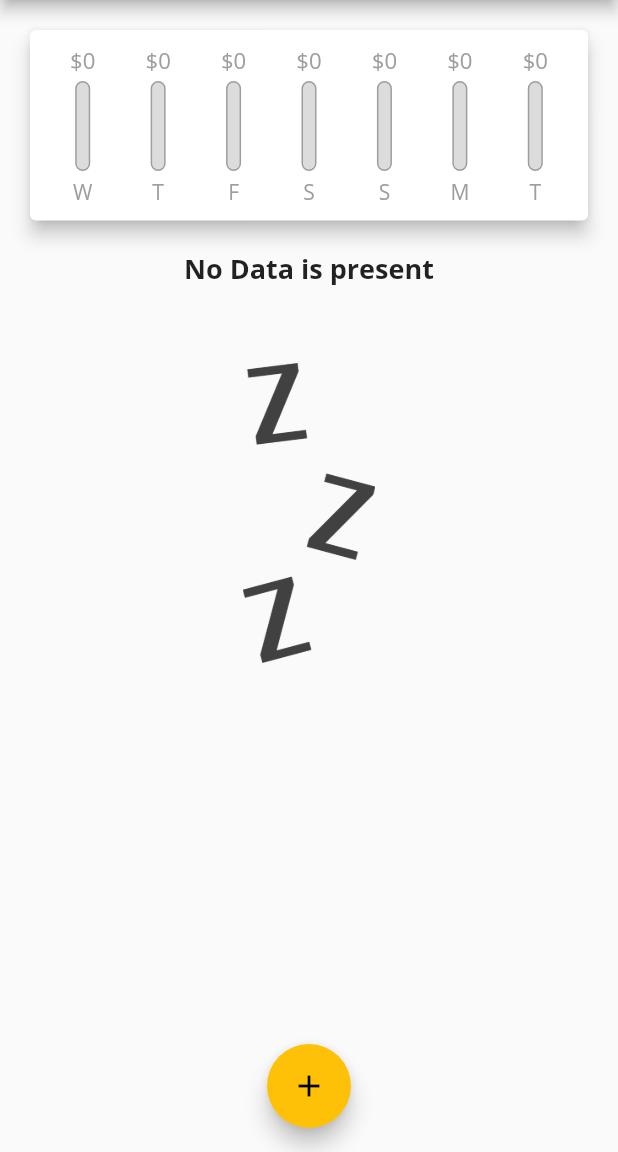
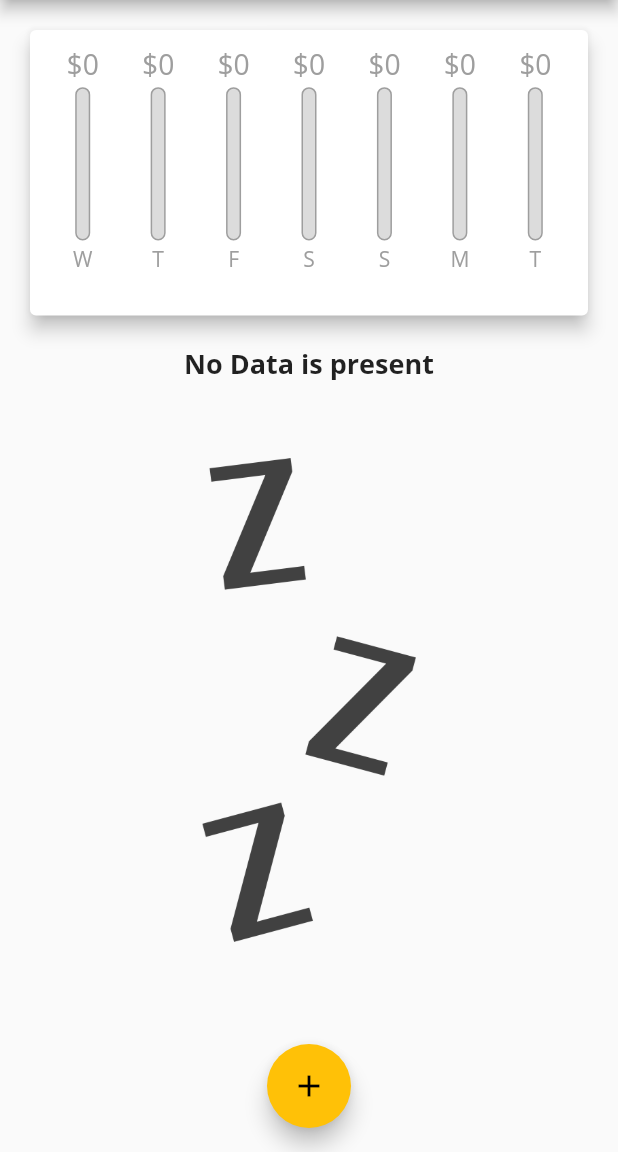
Before and after one commit to narenymca/expense_calculator, a Flutter app: the screen it shows after launch, on a phone screen of 412 x 824 dp, the part 84-1236 px from its top. Run offline on Flutter 3.47's test engine with Material 2 defaults, Android fonts, the phone set to English and light mode, and no system bars; missing offline and left inert: dart:ffi.

```diff
--- a/lib/main.dart
+++ b/lib/main.dart
@@ -6,8 +6,12 @@ import 'package:expense_tracker/widgets/new_transaction.dart';
 import 'package:expense_tracker/widgets/trasaction_list.dart';
 
 import 'package:flutter/material.dart';
+import 'package:flutter/services.dart';
 
 void main() {
+  // WidgetsFlutterBinding.ensureInitialized();
+  // SystemChrome.setPreferredOrientations(
+  //     [DeviceOrientation.portraitUp, DeviceOrientation.portraitDown]);
   runApp(MyApp());
 }
 
@@ -101,14 +105,19 @@ class _MyHomePageState extends State<MyHomePage> {
     showModalBottomSheet(
         context: ctx,
         builder: (_) {
-          return NewTransaction(addTx: _addNewTransaction,);
+          return NewTransaction(
+            addTx: _addNewTransaction,
+          );
         });
   }
 
+  bool _showChart = false;
+
   @override
   Widget build(BuildContext context) {
-    return Scaffold(
-      appBar: AppBar(
+    final mediaquery = MediaQuery.of(context);
+    final _isLandScape = mediaquery.orientation == Orientation.landscape;
+    final _appBar = AppBar(
       title: const Text('Flutter App'),
       actions: [
         IconButton(
@@ -117,14 +126,54 @@ class _MyHomePageState extends State<MyHomePage> {
             },
             icon: const Icon(Icons.add))
       ],
-      ),
+    );
+    final _txListWidget = Container(
+      height: (mediaquery.size.height -
+              _appBar.preferredSize.height -
+              mediaquery.padding.top) *
+          0.7,
+      child: TransactionList(
+          transactions: _userTransactions, deleteTx: _deleteTractions),
+    );
+    return Scaffold(
+      appBar: _appBar,
       body: SingleChildScrollView(
         child: Column(
           mainAxisAlignment: MainAxisAlignment.start,
           crossAxisAlignment: CrossAxisAlignment.stretch,
           children: [
-            Chart(recentTransactions: _recentTransaction),
-            TransactionList(transactions: _userTransactions,deleteTx: _deleteTractions),
+            if (_isLandScape)
+              Row(
+                mainAxisAlignment: MainAxisAlignment.center,
+                children: [
+                  const Text('Show Chart'),
+                  Switch(
+                    value: _showChart,
+                    onChanged: (value) {
+                      setState(() {
+                        _showChart = value;
+                      });
+                    },
+                  )
+                ],
+              ),
+            if (!_isLandScape)
+              Container(
+                  height: (mediaquery.size.height -
+                          _appBar.preferredSize.height -
+                          mediaquery.padding.top) *
+                      0.3,
+                  child: Chart(recentTransactions: _recentTransaction)),
+            if (!_isLandScape) _txListWidget,
+            if (_isLandScape)
+              _showChart
+                  ? Container(
+                      height: (mediaquery.size.height -
+                              _appBar.preferredSize.height -
+                              mediaquery.padding.top) *
+                          0.7,
+                      child: Chart(recentTransactions: _recentTransaction))
+                  : _txListWidget,
           ],
         ),
       ),
--- a/lib/widgets/chart_bar.dart
+++ b/lib/widgets/chart_bar.dart
@@ -14,15 +14,16 @@ class ChartBar extends StatelessWidget {
 
   @override
   Widget build(BuildContext context) {
+    return LayoutBuilder(builder: (context, constraints) {
       return Column(
         children: [
           Container(
-            height: 20,
+              height: constraints.maxHeight * 0.15,
               child: FittedBox(
                   child: Text('\$${spendingAmount.toStringAsFixed(0)}'))),
-        const SizedBox(height: 4),
+          SizedBox(height: constraints.maxHeight * 0.015),
           Container(
-          height: 60,
+            height: constraints.maxHeight * 0.60,
             width: 10,
             child: Stack(
               children: [
@@ -45,9 +46,10 @@ class ChartBar extends StatelessWidget {
               ],
             ),
           ),
-        SizedBox(height: 4),
-        Text(label),
+          SizedBox(height: constraints.maxHeight * 0.015),
+          Container(height: constraints.maxHeight * 0.15, child: Text(label)),
         ],
       );
+    });
   }
 }
--- a/lib/widgets/trasaction_list.dart
+++ b/lib/widgets/trasaction_list.dart
@@ -14,10 +14,11 @@ class TransactionList extends StatelessWidget {
   @override
   Widget build(BuildContext context) {
     return Container(
-      height: 300,
+      //height: 300,
       child: transactions.isEmpty
-          ? Container(
-              child: Column(
+          ? LayoutBuilder(
+              builder: (BuildContext context, BoxConstraints constraints) {
+                return Column(
                   children: [
                     Text(
                       'No Data is present',
@@ -27,13 +28,14 @@ class TransactionList extends StatelessWidget {
                       height: 50,
                     ),
                     Container(
-                      height: 200,
+                        height: constraints.maxHeight * 0.6,
                         child: Image.asset(
                           'assets/images/waiting.png',
                           fit: BoxFit.cover,
                         )),
                   ],
-              ),
+                );
+              },
             )
           : ListView.builder(
               itemCount: transactions.length,
@@ -57,7 +59,20 @@ class TransactionList extends StatelessWidget {
                     ),
                     subtitle: Text(DateFormat('dd MMM yy hh:mm a')
                         .format(transactions[index].date)),
-                    trailing: IconButton(
+                    trailing: (MediaQuery.of(context).size.width > 400)
+                        ? FlatButton.icon(
+                            onPressed: () => deleteTx(transactions[index].id),
+                            textColor: Colors.red,
+                            icon: const Icon(
+                              Icons.delete,
+                              size: 40,
+                              color: Colors.red,
+                            ),
+                            label: const Text(
+                              'Delete',
+                            ),
+                          )
+                        : IconButton(
                             onPressed: () => deleteTx(transactions[index].id),
                             icon: const Icon(
                               Icons.delete,
```
Also changed, not shown: lib/widgets/new_transaction.dart (+14 -4 lines). Lines whose indentation alone changed are shown as unchanged.
